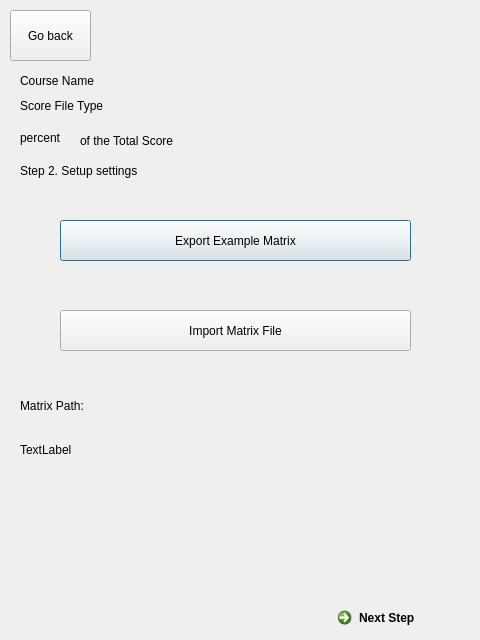
Qt form Ui/MbasedScore_S2_Ui.ui (grinningGrace/SigmaU) before a commit.
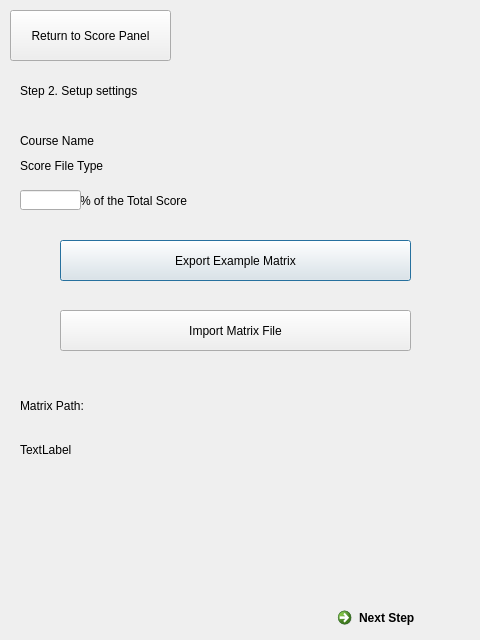
The same form after that commit.

Commit message: matrix based score Step-modification3

```diff
--- a/Ui/MbasedScore_S2_Ui.ui
+++ b/Ui/MbasedScore_S2_Ui.ui
@@ -17,7 +17,7 @@
    <property name="geometry">
     <rect>
      <x>20</x>
-     <y>150</y>
+     <y>70</y>
      <width>231</width>
      <height>41</height>
     </rect>
@@ -30,7 +30,7 @@
    <property name="geometry">
     <rect>
      <x>60</x>
-     <y>220</y>
+     <y>240</y>
      <width>351</width>
      <height>41</height>
     </rect>
@@ -95,8 +95,8 @@
    <property name="geometry">
     <rect>
      <x>20</x>
-     <y>70</y>
-     <width>111</width>
+     <y>130</y>
+     <width>431</width>
      <height>21</height>
     </rect>
    </property>
@@ -108,7 +108,7 @@
    <property name="geometry">
     <rect>
      <x>20</x>
-     <y>90</y>
+     <y>150</y>
      <width>451</width>
      <height>31</height>
     </rect>
@@ -122,38 +122,38 @@
     <rect>
      <x>10</x>
      <y>10</y>
-     <width>81</width>
+     <width>161</width>
      <height>51</height>
     </rect>
    </property>
    <property name="text">
-    <string>Go back</string>
-   </property>
-  </widget>
-  <widget class="QLabel" name="label_4">
-   <property name="geometry">
-    <rect>
-     <x>20</x>
-     <y>130</y>
-     <width>81</width>
-     <height>16</height>
-    </rect>
-   </property>
-   <property name="text">
-    <string>percent</string>
+    <string>Return to Score Panel</string>
    </property>
   </widget>
   <widget class="QLabel" name="label_5">
    <property name="geometry">
     <rect>
      <x>80</x>
-     <y>120</y>
+     <y>180</y>
      <width>301</width>
      <height>41</height>
     </rect>
    </property>
    <property name="text">
-    <string>of the Total Score</string>
+    <string>% of the Total Score</string>
+   </property>
+  </widget>
+  <widget class="QLineEdit" name="lineEdit">
+   <property name="geometry">
+    <rect>
+     <x>20</x>
+     <y>190</y>
+     <width>61</width>
+     <height>20</height>
+    </rect>
+   </property>
+   <property name="readOnly">
+    <bool>true</bool>
    </property>
   </widget>
  </widget>
```
The commit also changes 9 other files.
